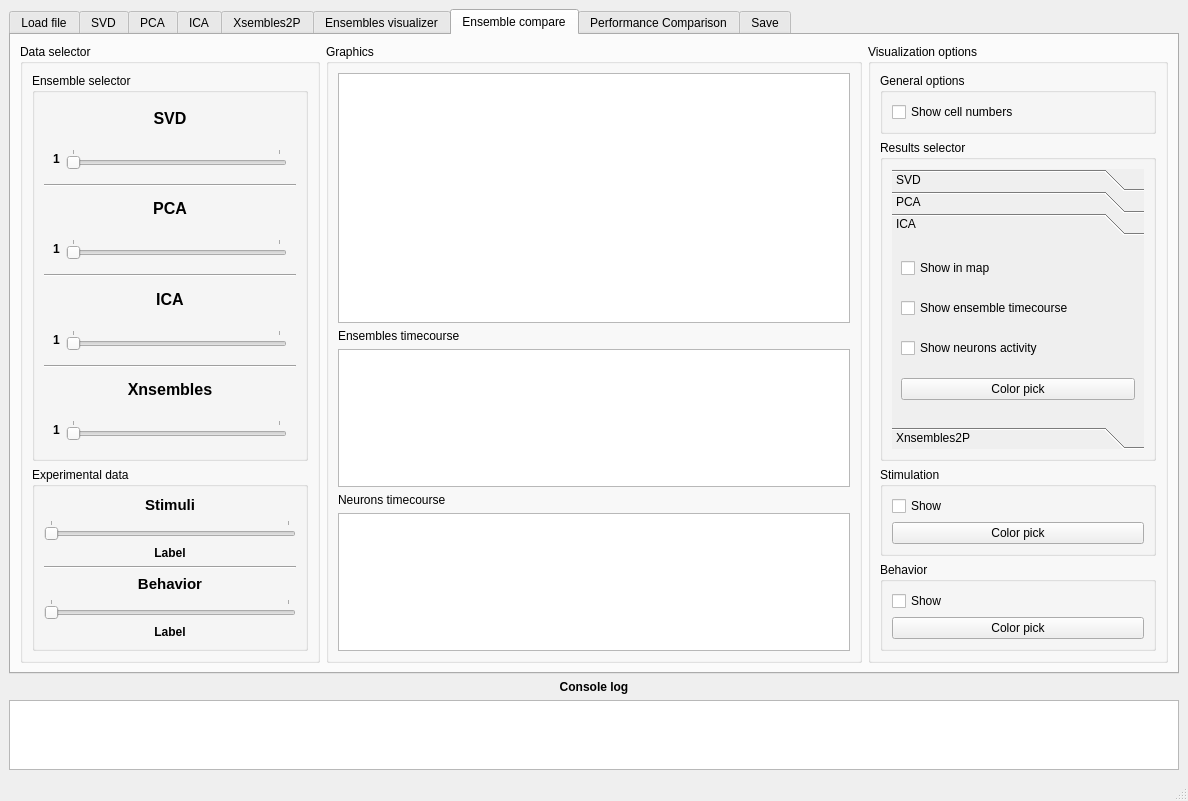
Above: gui/MainWindow.ui from rivelco/ENCORE before the change. Below: the same form after it.
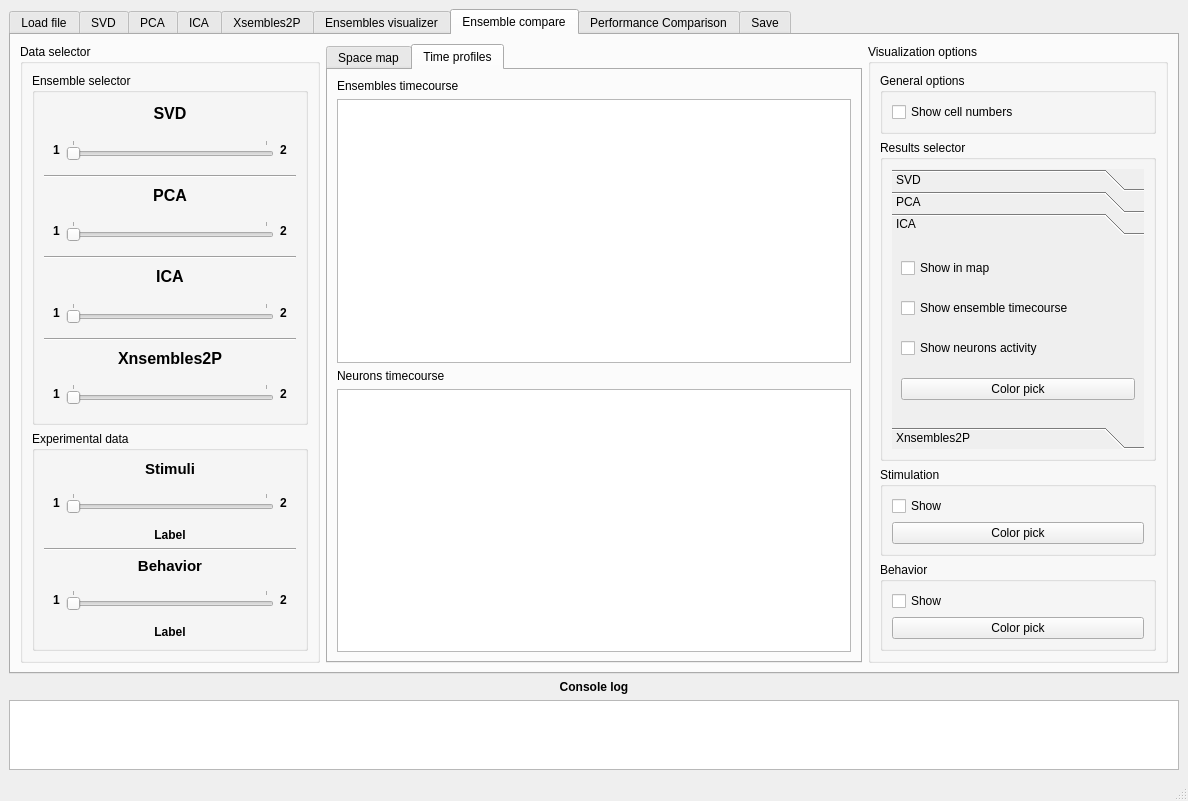
That is the form after the change. The open tabs and pages were chosen to show the change. Custom widgets are drawn as their Qt base class.

Commit message:
Progress wih ensemble comparission
Added interaction between controls and functions, now working with plots

```diff
--- a/gui/MainWindow.ui
+++ b/gui/MainWindow.ui
@@ -3267,6 +3267,9 @@
                  </item>
                  <item>
                   <widget class="QSlider" name="enscomp_slider_svd">
+                   <property name="enabled">
+                    <bool>false</bool>
+                   </property>
                    <property name="sizePolicy">
                     <sizepolicy hsizetype="MinimumExpanding" vsizetype="Fixed">
                      <horstretch>0</horstretch>
@@ -3276,6 +3279,9 @@
                    <property name="maximum">
                     <number>1</number>
                    </property>
+                   <property name="pageStep">
+                    <number>1</number>
+                   </property>
                    <property name="orientation">
                     <enum>Qt::Horizontal</enum>
                    </property>
@@ -3287,6 +3293,18 @@
                    </property>
                   </widget>
                  </item>
+                 <item>
+                  <widget class="QLabel" name="enscomp_slider_lbl_max_svd">
+                   <property name="font">
+                    <font>
+                     <bold>true</bold>
+                    </font>
+                   </property>
+                   <property name="text">
+                    <string>2</string>
+                   </property>
+                  </widget>
+                 </item>
                 </layout>
                </widget>
               </item>
@@ -3336,6 +3354,9 @@
                  </item>
                  <item>
                   <widget class="QSlider" name="enscomp_slider_pca">
+                   <property name="enabled">
+                    <bool>false</bool>
+                   </property>
                    <property name="sizePolicy">
                     <sizepolicy hsizetype="MinimumExpanding" vsizetype="Fixed">
                      <horstretch>0</horstretch>
@@ -3345,6 +3366,9 @@
                    <property name="maximum">
                     <number>1</number>
                    </property>
+                   <property name="pageStep">
+                    <number>1</number>
+                   </property>
                    <property name="orientation">
                     <enum>Qt::Horizontal</enum>
                    </property>
@@ -3356,6 +3380,18 @@
                    </property>
                   </widget>
                  </item>
+                 <item>
+                  <widget class="QLabel" name="enscomp_slider_lbl_max_pca">
+                   <property name="font">
+                    <font>
+                     <bold>true</bold>
+                    </font>
+                   </property>
+                   <property name="text">
+                    <string>2</string>
+                   </property>
+                  </widget>
+                 </item>
                 </layout>
                </widget>
               </item>
@@ -3405,6 +3441,9 @@
                  </item>
                  <item>
                   <widget class="QSlider" name="enscomp_slider_ica">
+                   <property name="enabled">
+                    <bool>false</bool>
+                   </property>
                    <property name="sizePolicy">
                     <sizepolicy hsizetype="MinimumExpanding" vsizetype="Fixed">
                      <horstretch>0</horstretch>
@@ -3414,6 +3453,9 @@
                    <property name="maximum">
                     <number>1</number>
                    </property>
+                   <property name="pageStep">
+                    <number>1</number>
+                   </property>
                    <property name="orientation">
                     <enum>Qt::Horizontal</enum>
                    </property>
@@ -3425,6 +3467,18 @@
                    </property>
                   </widget>
                  </item>
+                 <item>
+                  <widget class="QLabel" name="enscomp_slider_lbl_max_ica">
+                   <property name="font">
+                    <font>
+                     <bold>true</bold>
+                    </font>
+                   </property>
+                   <property name="text">
+                    <string>2</string>
+                   </property>
+                  </widget>
+                 </item>
                 </layout>
                </widget>
               </item>
@@ -3450,7 +3504,7 @@
                  </font>
                 </property>
                 <property name="text">
-                 <string>Xnsembles</string>
+                 <string>Xnsembles2P</string>
                 </property>
                 <property name="alignment">
                  <set>Qt::AlignCenter</set>
@@ -3474,6 +3528,9 @@
                  </item>
                  <item>
                   <widget class="QSlider" name="enscomp_slider_x2p">
+                   <property name="enabled">
+                    <bool>false</bool>
+                   </property>
                    <property name="sizePolicy">
                     <sizepolicy hsizetype="MinimumExpanding" vsizetype="Fixed">
                      <horstretch>0</horstretch>
@@ -3483,6 +3540,9 @@
                    <property name="maximum">
                     <number>1</number>
                    </property>
+                   <property name="pageStep">
+                    <number>1</number>
+                   </property>
                    <property name="orientation">
                     <enum>Qt::Horizontal</enum>
                    </property>
@@ -3494,6 +3554,18 @@
                    </property>
                   </widget>
                  </item>
+                 <item>
+                  <widget class="QLabel" name="enscomp_slider_lbl_max_x2p">
+                   <property name="font">
+                    <font>
+                     <bold>true</bold>
+                    </font>
+                   </property>
+                   <property name="text">
+                    <string>2</string>
+                   </property>
+                  </widget>
+                 </item>
                 </layout>
                </widget>
               </item>
@@ -3529,6 +3601,21 @@
                </widget>
               </item>
               <item>
+               <widget class="QWidget" name="widget_13" native="true">
+                <layout class="QHBoxLayout" name="horizontalLayout_26">
+                 <item>
+                  <widget class="QLabel" name="enscomp_slider_lbl_min_stim">
+                   <property name="font">
+                    <font>
+                     <bold>true</bold>
+                    </font>
+                   </property>
+                   <property name="text">
+                    <string>1</string>
+                   </property>
+                  </widget>
+                 </item>
+                 <item>
                <widget class="QSlider" name="enscomp_slider_stim">
                 <property name="maximum">
                  <number>1</number>
@@ -3545,6 +3632,21 @@
                </widget>
               </item>
               <item>
+                  <widget class="QLabel" name="enscomp_slider_lbl_max_stim">
+                   <property name="font">
+                    <font>
+                     <bold>true</bold>
+                    </font>
+                   </property>
+                   <property name="text">
+                    <string>2</string>
+                   </property>
+                  </widget>
+                 </item>
+                </layout>
+               </widget>
+              </item>
+              <item>
                <widget class="QLabel" name="enscomp_slider_lbl_stim">
                 <property name="font">
                  <font>
@@ -3583,6 +3685,21 @@
                </widget>
               </item>
               <item>
+               <widget class="QWidget" name="widget_14" native="true">
+                <layout class="QHBoxLayout" name="horizontalLayout_27">
+                 <item>
+                  <widget class="QLabel" name="enscomp_slider_lbl_min_behavior">
+                   <property name="font">
+                    <font>
+                     <bold>true</bold>
+                    </font>
+                   </property>
+                   <property name="text">
+                    <string>1</string>
+                   </property>
+                  </widget>
+                 </item>
+                 <item>
                <widget class="QSlider" name="enscomp_slider_behavior">
                 <property name="maximum">
                  <number>1</number>
@@ -3599,6 +3716,21 @@
                </widget>
               </item>
               <item>
+                  <widget class="QLabel" name="enscomp_slider_lbl_max_behavior">
+                   <property name="font">
+                    <font>
+                     <bold>true</bold>
+                    </font>
+                   </property>
+                   <property name="text">
+                    <string>2</string>
+                   </property>
+                  </widget>
+                 </item>
+                </layout>
+               </widget>
+              </item>
+              <item>
                <widget class="QLabel" name="enscomp_slider_lbl_behavior">
                 <property name="font">
                  <font>
@@ -3620,17 +3752,15 @@
          </widget>
         </item>
         <item>
-         <widget class="QGroupBox" name="groupBox_33">
-          <property name="sizePolicy">
-           <sizepolicy hsizetype="Expanding" vsizetype="Expanding">
-            <horstretch>0</horstretch>
-            <verstretch>0</verstretch>
-           </sizepolicy>
+         <widget class="QTabWidget" name="tabWidget_3">
+          <property name="currentIndex">
+           <number>0</number>
           </property>
-          <property name="title">
-           <string>Graphics</string>
-          </property>
-          <layout class="QVBoxLayout" name="verticalLayout_63">
+          <widget class="QWidget" name="tab_47">
+           <attribute name="title">
+            <string>Space map</string>
+           </attribute>
+           <layout class="QVBoxLayout" name="verticalLayout_74">
            <item>
             <widget class="MatplotlibWidget" name="enscomp_plot_map">
              <property name="minimumSize">
@@ -3641,6 +3771,13 @@
              </property>
             </widget>
            </item>
+           </layout>
+          </widget>
+          <widget class="QWidget" name="tab_48">
+           <attribute name="title">
+            <string>Time profiles</string>
+           </attribute>
+           <layout class="QVBoxLayout" name="verticalLayout_75">
            <item>
             <widget class="QLabel" name="label_29">
              <property name="text">
@@ -3651,7 +3788,7 @@
            <item>
             <widget class="MatplotlibWidget" name="enscomp_plot_enstime">
              <property name="sizePolicy">
-              <sizepolicy hsizetype="Expanding" vsizetype="Preferred">
+               <sizepolicy hsizetype="Expanding" vsizetype="Expanding">
                <horstretch>0</horstretch>
                <verstretch>0</verstretch>
               </sizepolicy>
@@ -3668,7 +3805,7 @@
            <item>
             <widget class="MatplotlibWidget" name="enscomp_plot_neusact">
              <property name="sizePolicy">
-              <sizepolicy hsizetype="Expanding" vsizetype="Preferred">
+               <sizepolicy hsizetype="Expanding" vsizetype="Expanding">
                <horstretch>0</horstretch>
                <verstretch>0</verstretch>
               </sizepolicy>
@@ -3676,6 +3813,7 @@
             </widget>
            </item>
           </layout>
+          </widget>
          </widget>
         </item>
         <item>
```
Left out of the diff: 32 changed lines with no effect on the pictures. Lines whose indentation alone changed are shown as unchanged. The commit also changes 1 other file.
